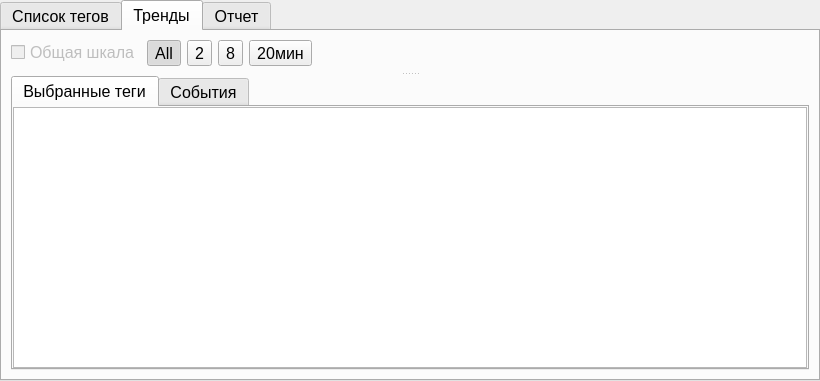
Qt form subform.ui (Jaskievich/Jaskevich) before a commit.
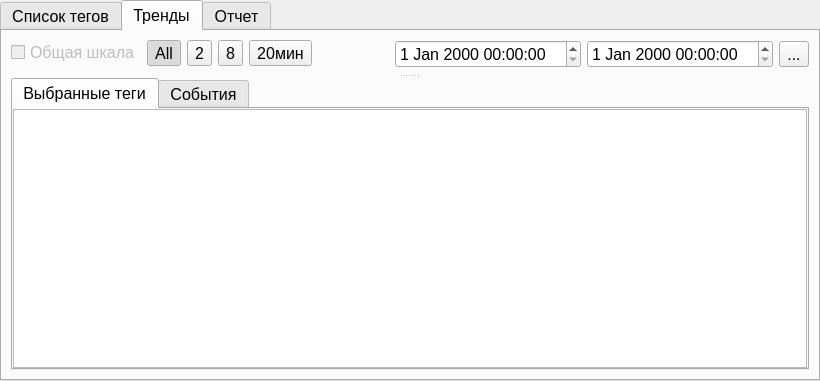
The same form after that commit. The open tabs and pages were chosen to show the change. Icons and pictures are not drawn.

Diff of the .ui file:
```diff
--- a/subform.ui
+++ b/subform.ui
@@ -332,6 +332,23 @@
            </property>
           </spacer>
          </item>
+         <item>
+          <widget class="QDateTimeEdit" name="dateTimeEdit_begin"/>
+         </item>
+         <item>
+          <widget class="QDateTimeEdit" name="dateTimeEdit_end"/>
+         </item>
+         <item>
+          <widget class="QToolButton" name="toolButto_update">
+           <property name="text">
+            <string>...</string>
+           </property>
+           <property name="icon">
+            <iconset resource="LtaReader.qrc">
+             <normaloff>:/Icons/must_have_icon_set/Refresh/Refresh_256x256.png</normaloff>:/Icons/must_have_icon_set/Refresh/Refresh_256x256.png</iconset>
+           </property>
+          </widget>
+         </item>
         </layout>
        </item>
        <item row="1" column="0">
```
